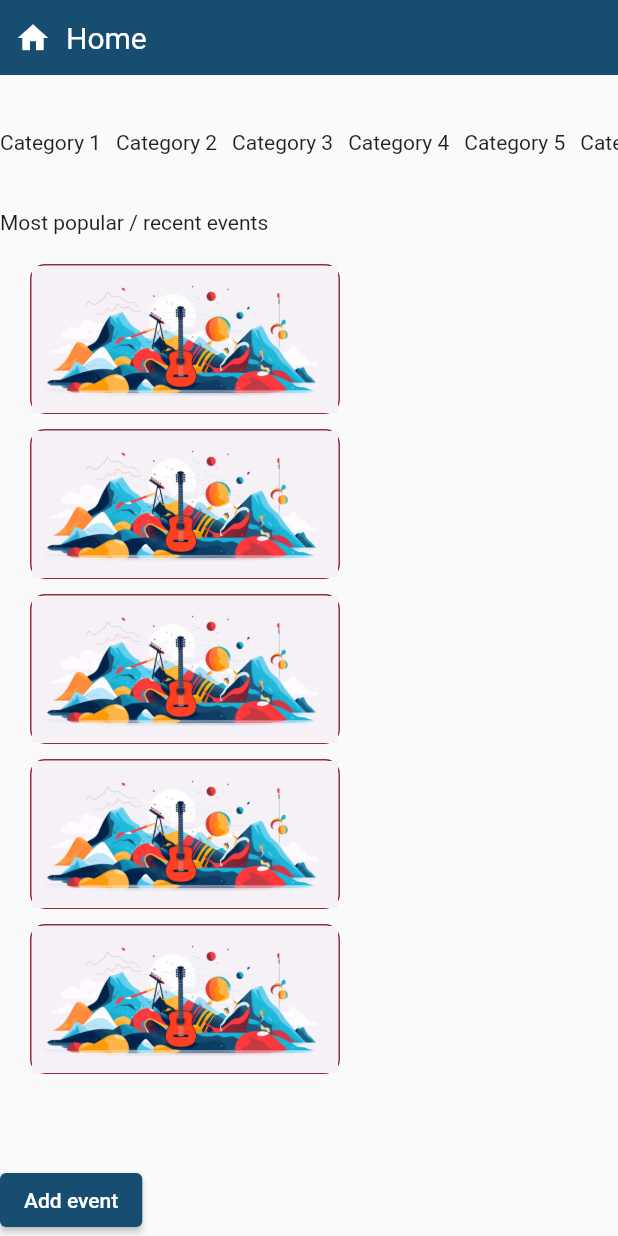
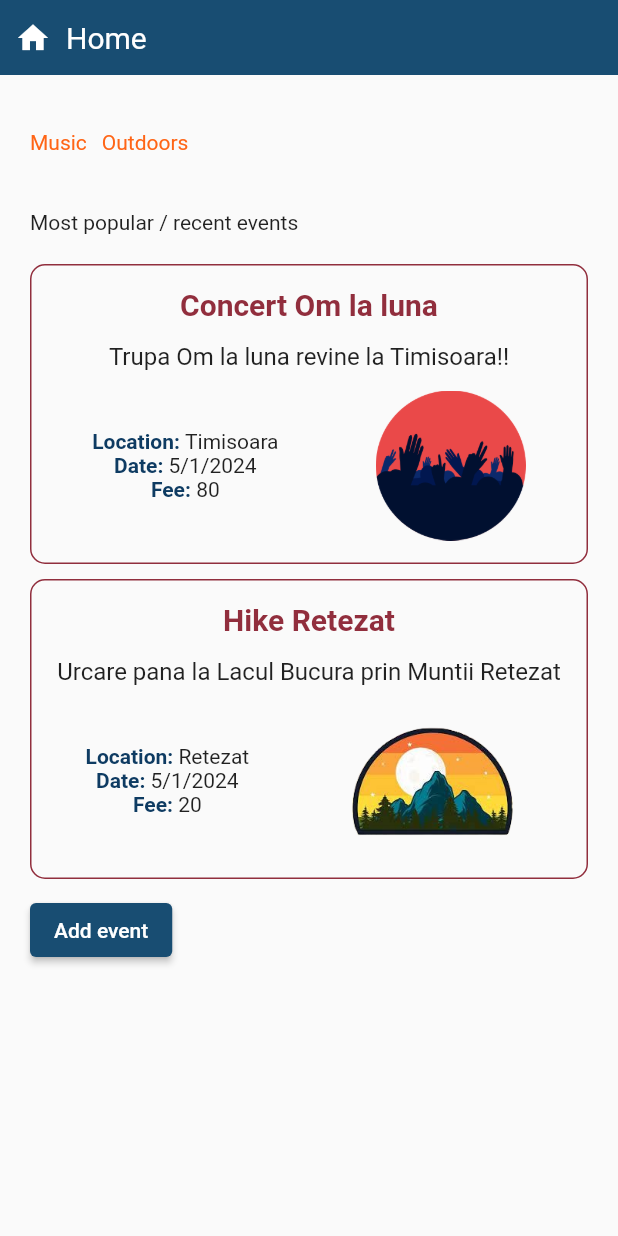
Before and after one commit to DenisaGal/Eventopia, a Flutter app: the screen it shows after launch, after a tap on "Add event", after a tap on "Save", after a tap on "Cancel", on a phone screen of 412 x 824 dp. Run offline on Flutter 3.47's test engine with Material 2 defaults, Android fonts, the phone set to English and light mode, and no system bars; our stand-ins replace email_validator, get.

Commit message:
Style frontend

```diff
--- a/EventopiaFrontend/lib/core/constants/paths.dart
+++ b/EventopiaFrontend/lib/core/constants/paths.dart
@@ -1,8 +1,6 @@
 class Paths {
   //img
-  static const String background = 'assets/img/splash.jpg';
   static const String logo = 'assets/img/splash.jpg';
-
-  //db
-  static const String plants = 'plants';
+  static const String hike = 'assets/img/hike.png';
+  static const String concert = 'assets/img/concert.png';
 }
--- /dev/null
+++ b/EventopiaFrontend/lib/core/models/category_model.dart
@@ -0,0 +1,9 @@
+class CategoryModel {
+  String id;
+  String name;
+
+  CategoryModel({
+    required this.id,
+    required this.name,
+  });
+}
--- a/EventopiaFrontend/lib/core/models/event_model.dart
+++ b/EventopiaFrontend/lib/core/models/event_model.dart
@@ -1,7 +1,7 @@
 class EventModel {
   String name;
   String description;
-  String tax;
+  int tax;
   String location;
   DateTime date;
   //String imageUrl;
--- a/EventopiaFrontend/lib/core/theme/colors.dart
+++ b/EventopiaFrontend/lib/core/theme/colors.dart
@@ -9,6 +9,7 @@ class AppColorScheme {
   static const Color darkRed = Color(0xFF912E3D);
   static const Color blue = Color(0xFF184D72);
   static const Color darkBlue = Color(0xFF0E3B62);
+  static const Color orange = Color(0xFFFF6516);
 
   static const Color sage = Color(0xFFa7ae9e);
   static const Color secondaryGreen = Color(0xFF838f77);
--- a/EventopiaFrontend/lib/features/event/add_event_controller.dart
+++ b/EventopiaFrontend/lib/features/event/add_event_controller.dart
@@ -1,5 +1,4 @@
 import 'package:awp/core/models/event_model.dart';
-import 'package:dio/dio.dart';
 import 'package:flutter/material.dart';
 import 'package:get/get.dart';
 
@@ -16,7 +15,7 @@ class AddEventController extends GetxController {
   late DateTime selectedDate;
 
   @override
-  void onInit() {
+  void onInit() async {
     formKey = GlobalKey<FormState>();
     titleKey = GlobalKey<FormFieldState>();
     locationKey = GlobalKey<FormFieldState>();
@@ -26,6 +25,7 @@ class AddEventController extends GetxController {
     taxController = TextEditingController();
     locationController = TextEditingController();
     dateController = TextEditingController();
+
     super.onInit();
   }
 
@@ -33,15 +33,14 @@ class AddEventController extends GetxController {
     final event = EventModel(
       name: titleController.text,
       description: descriptionController.text,
-      tax: taxController.text,
+      tax: int.tryParse(taxController.text) ?? 0,
       location: locationController.text,
       date: selectedDate,
     );
 
     //TODO call save endpoint
-    final dio = Dio();
-    final response =
-        await dio.post('http://localhost:', data: {'id': 12, 'name': 'dio'});
+    /*final dio = Dio();
+    final response = await dio.post('http://localhost:XXXX', data: event.toJson());*/
 
     clearForm();
   }
--- a/EventopiaFrontend/lib/features/home/home_controller.dart
+++ b/EventopiaFrontend/lib/features/home/home_controller.dart
@@ -1,3 +1,42 @@
+import 'package:awp/core/models/category_model.dart';
+import 'package:awp/core/models/event_model.dart';
 import 'package:get/get.dart';
 
-class HomeController extends GetxController {}
+class HomeController extends GetxController {
+  late List<EventModel> events = [];
+  late List<CategoryModel> categories = [];
+
+  @override
+  void onInit() async {
+    await _loadEvents();
+    await _loadCategories();
+
+    super.onInit();
+  }
+
+  Future<void> _loadEvents() async {
+    events.add(EventModel(
+        name: "Concert Om la luna",
+        description: "Trupa Om la luna revine la Timisoara!!",
+        tax: 80,
+        location: "Timisoara",
+        date: DateTime.now()));
+    events.add(EventModel(
+        name: "Hike Retezat",
+        description: "Urcare pana la Lacul Bucura prin Muntii Retezat",
+        tax: 20,
+        location: "Retezat",
+        date: DateTime.now()));
+  }
+
+  Future<void> _loadCategories() async {
+    categories.add(CategoryModel(
+      id: "1",
+      name: "Music",
+    ));
+    categories.add(CategoryModel(
+      id: "2",
+      name: "Outdoors",
+    ));
+  }
+}
--- a/EventopiaFrontend/lib/features/home/home_page.dart
+++ b/EventopiaFrontend/lib/features/home/home_page.dart
@@ -15,26 +15,33 @@ class HomePage extends StatelessWidget {
   Widget build(BuildContext context) {
     return Scaffold(
       body: Column(
-        crossAxisAlignment: CrossAxisAlignment.start,
         children: [
           const HeaderBar(
             title: "Home",
             icon: Icons.home,
           ),
-          const SizedBox(
-            height: 20,
-          ),
+          Padding(
+            padding: const EdgeInsets.all(20.0),
+            child: Column(
+              crossAxisAlignment: CrossAxisAlignment.start,
+              children: [
                 SizedBox(
                   height: 50,
                   child: ListView.builder(
                     scrollDirection: Axis.horizontal,
                     physics: const AlwaysScrollableScrollPhysics(),
-              itemCount: 20,
+                    itemCount: controller.categories.length,
                     //shrinkWrap: true,
                     itemBuilder: (BuildContext context, int index) {
+                      final category = controller.categories[index];
+
                       return Row(
                         children: [
-                    Text("Category ${index + 1}"),
+                          Text(
+                            category.name,
+                            style:
+                                const TextStyle(color: AppColorScheme.orange),
+                          ),
                           const SizedBox(
                             width: 10,
                           )
@@ -50,18 +57,15 @@ class HomePage extends StatelessWidget {
                 const SizedBox(
                   height: 20,
                 ),
-          Expanded(
-            child: ListView.builder(
+                ListView.builder(
                   scrollDirection: Axis.vertical,
                   physics: const AlwaysScrollableScrollPhysics(),
-              itemCount: 5,
-              //controller.plantModels.length,
+                  itemCount: controller.events.length,
                   shrinkWrap: true,
                   itemBuilder: (BuildContext context, int index) {
-                //var plant = controller.plantModels[index];
-                return Padding(
-                  padding: const EdgeInsets.symmetric(horizontal: 20),
-                  child: Column(
+                    var event = controller.events[index];
+
+                    return Column(
                       crossAxisAlignment: CrossAxisAlignment.start,
                       children: [
                         Container(
@@ -69,19 +73,93 @@ class HomePage extends StatelessWidget {
                             border: Border.all(color: AppColorScheme.darkRed),
                             borderRadius: BorderRadius.circular(10),
                           ),
+                          height: 200,
+                          width: 400,
+                          child: Padding(
+                            padding: const EdgeInsets.all(8.0),
+                            child: Column(
+                              mainAxisAlignment: MainAxisAlignment.spaceAround,
+                              children: [
+                                Text(
+                                  event.name,
+                                  style: const TextStyle(
+                                      color: AppColorScheme.darkRed,
+                                      fontSize: 20,
+                                      fontWeight: FontWeight.w600),
+                                ),
+                                Text(
+                                  event.description,
+                                  style: const TextStyle(
+                                    fontSize: 16,
+                                  ),
+                                ),
+                                Row(
+                                  mainAxisAlignment:
+                                      MainAxisAlignment.spaceAround,
+                                  children: [
+                                    Column(
+                                      mainAxisAlignment:
+                                          MainAxisAlignment.spaceAround,
+                                      children: [
+                                        Row(
+                                          children: [
+                                            const Text(
+                                              "Location: ",
+                                              style: TextStyle(
+                                                  color:
+                                                      AppColorScheme.darkBlue,
+                                                  fontWeight: FontWeight.w600),
+                                            ),
+                                            Text(event.location),
+                                          ],
+                                        ),
+                                        Row(
+                                          children: [
+                                            const Text(
+                                              "Date: ",
+                                              style: TextStyle(
+                                                  color:
+                                                      AppColorScheme.darkBlue,
+                                                  fontWeight: FontWeight.w600),
+                                            ),
+                                            Text(
+                                                "${event.date.day}/${event.date.month}/${event.date.year}"),
+                                          ],
+                                        ),
+                                        Row(
+                                          children: [
+                                            const Text(
+                                              "Fee: ",
+                                              style: TextStyle(
+                                                  color:
+                                                      AppColorScheme.darkBlue,
+                                                  fontWeight: FontWeight.w600),
+                                            ),
+                                            Text(event.tax.toString()),
+                                          ],
+                                        ),
+                                      ],
+                                    ),
+                                    Flexible(
+                                      child: Image.asset(
+                                        event.name[0] == 'C'
+                                            ? Paths.concert
+                                            : Paths.hike,
                                         height: 100,
-                        child: Image.asset(
-                          Paths.logo,
+                                      ),
+                                    ),
+                                  ],
+                                ),
+                              ],
+                            ),
                           ),
                         ),
                         const SizedBox(
                           height: 10,
                         )
                       ],
-                  ),
                     );
                   },
-            ),
                 ),
                 ElevatedButton(
                   onPressed: () {
@@ -91,6 +169,9 @@ class HomePage extends StatelessWidget {
                 )
               ],
             ),
+          ),
+        ],
+      ),
     );
   }
 }
```
Also changed, not shown: EventopiaFrontend/assets/img/concert.png (added), EventopiaFrontend/assets/img/hike.png (added). Lines whose indentation alone changed are shown as unchanged.
